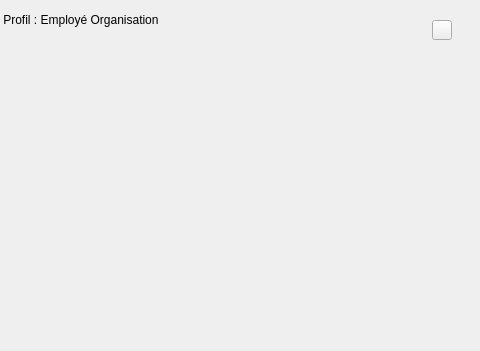
Above: mainwindow.ui from mohamedazizgallala/Smart_wedding_reception_2A8 before the change; both pictures show x 148 to 628 and y 0 to 351 of the 628 by 455 pixel window. Below: the same form after it.
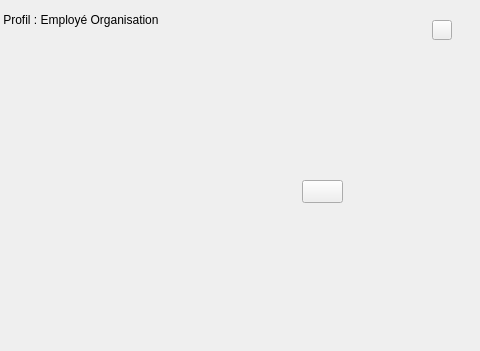
That is the form after the change. The open tabs and pages were chosen to show the change. Icons and pictures are not drawn.

```diff
--- a/mainwindow.ui
+++ b/mainwindow.ui
@@ -3687,6 +3687,19 @@
        <string/>
       </property>
      </widget>
+     <widget class="QPushButton" name="login_button_org">
+      <property name="geometry">
+       <rect>
+        <x>450</x>
+        <y>180</y>
+        <width>41</width>
+        <height>23</height>
+       </rect>
+      </property>
+      <property name="text">
+       <string/>
+      </property>
+     </widget>
     </widget>
    </widget>
   </widget>
```
Left out of the diff: 4 changed lines with no effect on the pictures.
